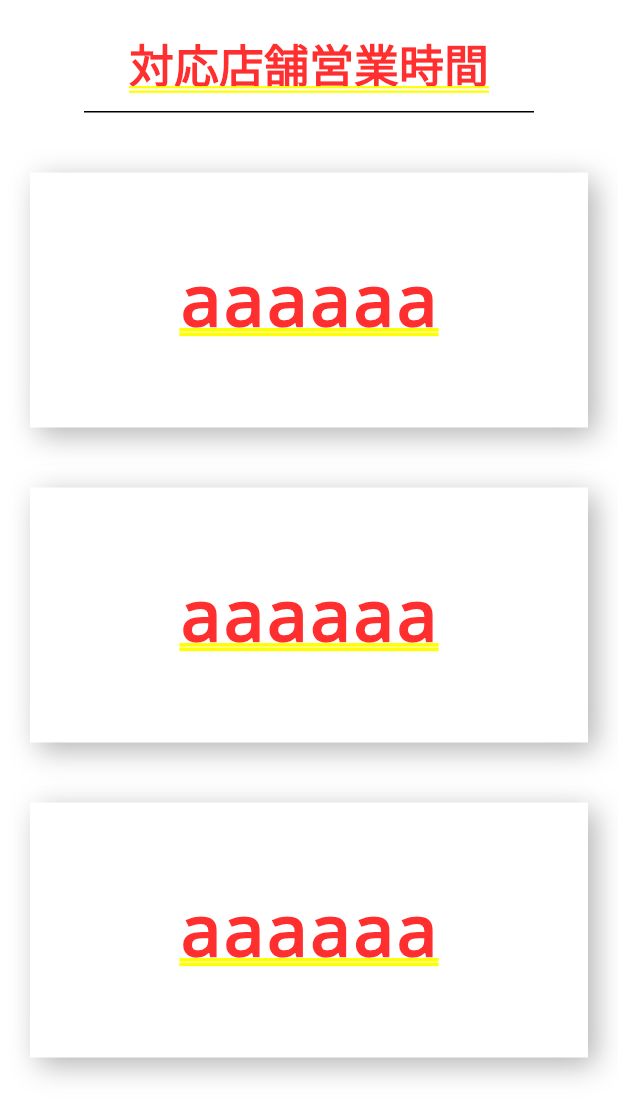
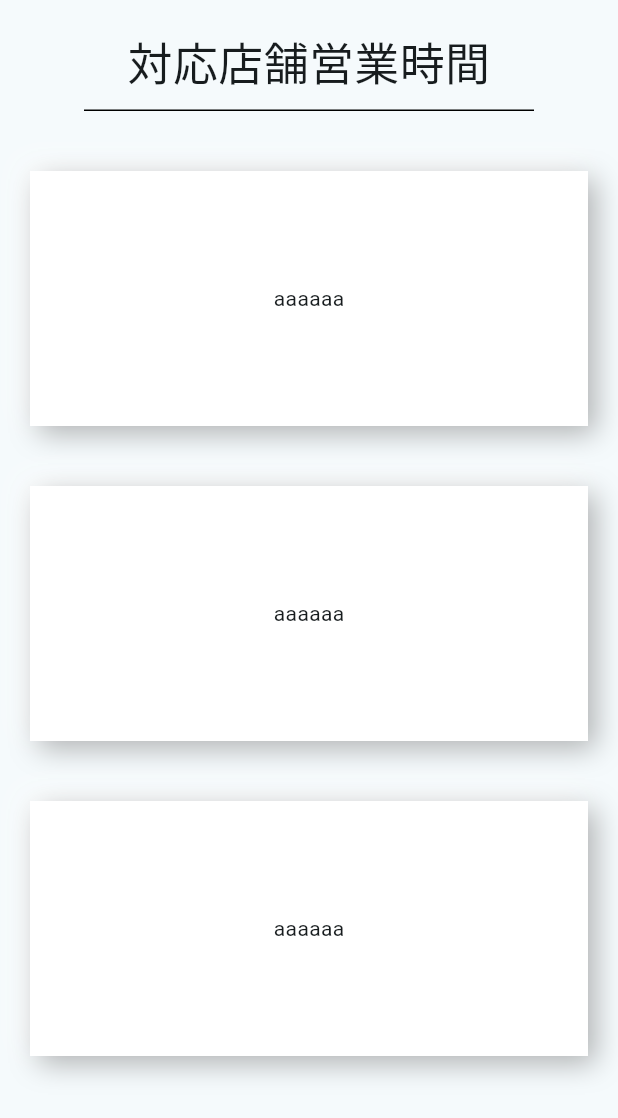
Before and after one commit to nyagasan/pd_app_new, a Flutter app: the StoreHoursPage screen opened by its route, on a phone screen of 412 x 824 dp. Shown: the top 1118 px of the screen. Run offline on Flutter 3.47's test engine with Material 3 defaults, Android fonts, the phone set to English and light mode, and no system bars.

Commit message:
fix: 微修正

```diff
--- a/lib/pages/store_hours_page.dart
+++ b/lib/pages/store_hours_page.dart
@@ -3,7 +3,8 @@ import 'package:flutter/material.dart';
 class StoreHoursPage extends StatelessWidget {
   @override
   Widget build(BuildContext context) {
-    return ListView(
+    return Material(
+      child: ListView(
         children: [
           Padding(
               padding: const EdgeInsets.only(
@@ -99,6 +100,7 @@ class StoreHoursPage extends StatelessWidget {
             ),
           ),
         ],
+      ),
     );
   }
 }
```
Lines whose indentation alone changed are shown as unchanged.
